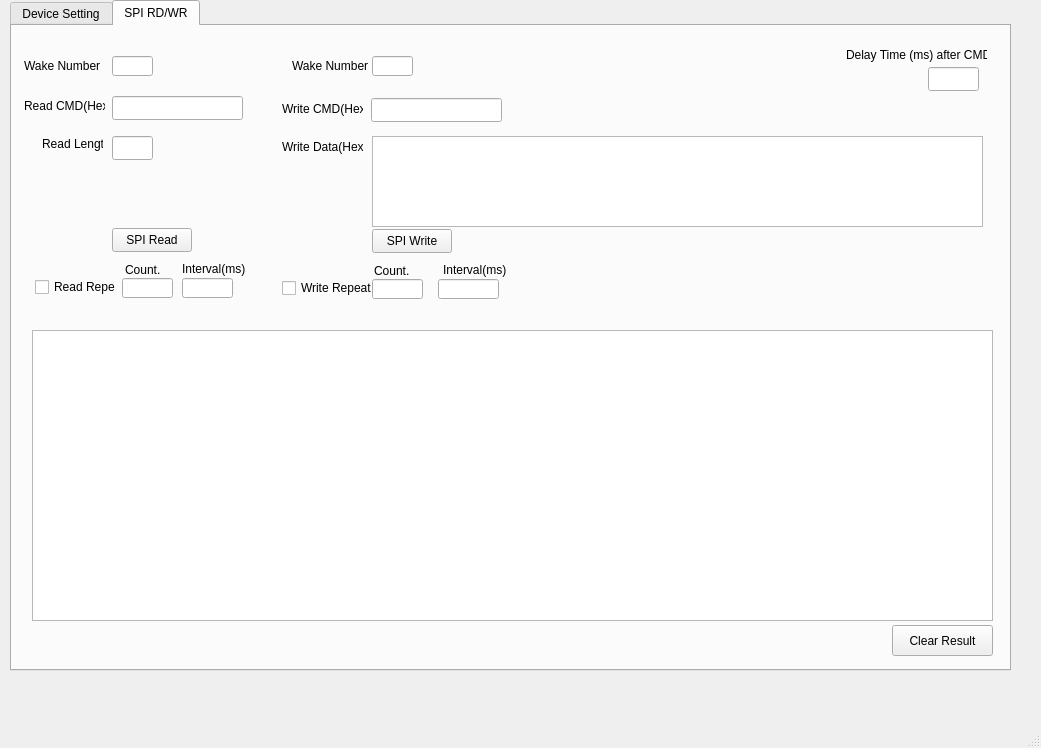
First picture: the form in mainwindow.ui, repository Goldenchen1012/Usb2uisApp, before the edit.
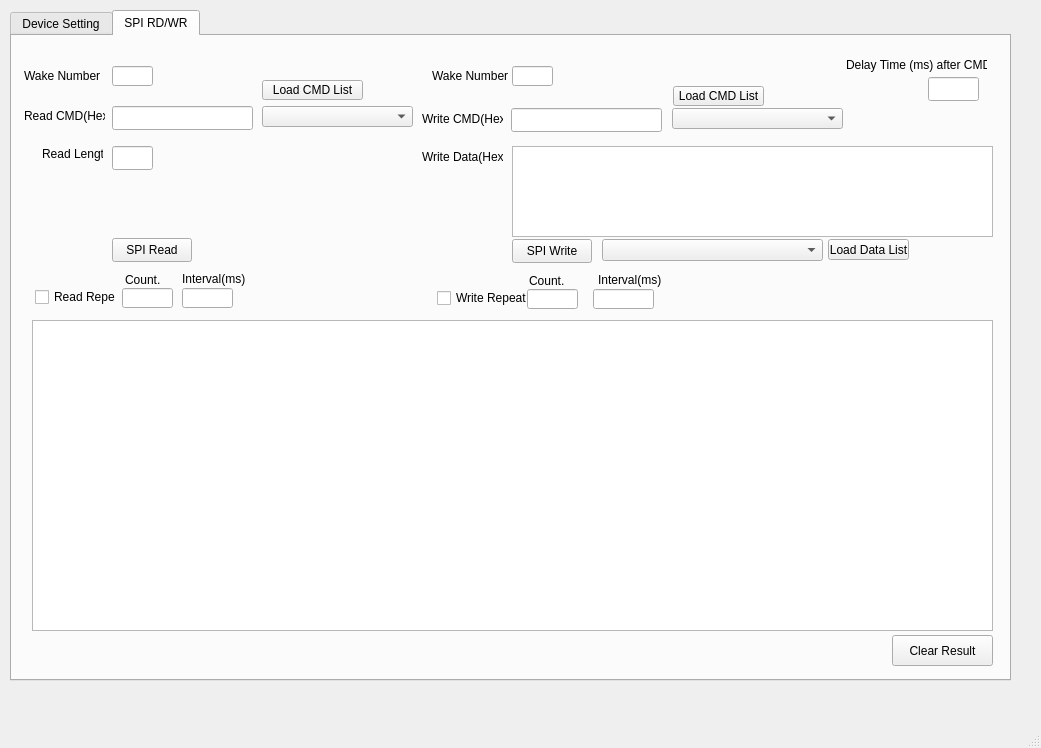
Second picture: the form after the edit.

Commit message: Add load RD/WR CMD and Data List function a UI.

```diff
--- a/mainwindow.ui
+++ b/mainwindow.ui
@@ -18,7 +18,7 @@
     <property name="geometry">
      <rect>
       <x>10</x>
-      <y>0</y>
+      <y>10</y>
       <width>1001</width>
       <height>671</height>
      </rect>
@@ -106,7 +106,7 @@
        <rect>
         <x>100</x>
         <y>70</y>
-        <width>131</width>
+        <width>141</width>
         <height>24</height>
        </rect>
       </property>
@@ -124,9 +124,9 @@
      <widget class="QLineEdit" name="lineWriteCmd">
       <property name="geometry">
        <rect>
-        <x>359</x>
+        <x>499</x>
         <y>72</y>
-        <width>131</width>
+        <width>151</width>
         <height>24</height>
        </rect>
       </property>
@@ -147,7 +147,7 @@
      <widget class="QPushButton" name="btnSpiWrite">
       <property name="geometry">
        <rect>
-        <x>360</x>
+        <x>500</x>
         <y>203</y>
         <width>80</width>
         <height>24</height>
@@ -161,9 +161,9 @@
       <property name="geometry">
        <rect>
         <x>20</x>
-        <y>304</y>
+        <y>284</y>
         <width>961</width>
-        <height>291</height>
+        <height>311</height>
        </rect>
       </property>
      </widget>
@@ -219,7 +219,7 @@
      <widget class="QLabel" name="label_4">
       <property name="geometry">
        <rect>
-        <x>270</x>
+        <x>410</x>
         <y>73</y>
         <width>81</width>
         <height>20</height>
@@ -232,7 +232,7 @@
      <widget class="QLabel" name="label_5">
       <property name="geometry">
        <rect>
-        <x>270</x>
+        <x>410</x>
         <y>113</y>
         <width>81</width>
         <height>16</height>
@@ -281,7 +281,7 @@
      <widget class="QLineEdit" name="lineDummyCount_2">
       <property name="geometry">
        <rect>
-        <x>360</x>
+        <x>500</x>
         <y>30</y>
         <width>41</width>
         <height>20</height>
@@ -291,7 +291,7 @@
      <widget class="QLabel" name="label_7">
       <property name="geometry">
        <rect>
-        <x>280</x>
+        <x>420</x>
         <y>32</y>
         <width>81</width>
         <height>16</height>
@@ -337,7 +337,7 @@
      <widget class="QCheckBox" name="chkWriteRepeatEnable">
       <property name="geometry">
        <rect>
-        <x>270</x>
+        <x>425</x>
         <y>253</y>
         <width>91</width>
         <height>18</height>
@@ -350,7 +350,7 @@
      <widget class="QLineEdit" name="lineWriteRepeatCount">
       <property name="geometry">
        <rect>
-        <x>360</x>
+        <x>515</x>
         <y>253</y>
         <width>51</width>
         <height>20</height>
@@ -360,7 +360,7 @@
      <widget class="QLineEdit" name="lineWriteRepeatInterval">
       <property name="geometry">
        <rect>
-        <x>426</x>
+        <x>581</x>
         <y>253</y>
         <width>61</width>
         <height>20</height>
@@ -383,7 +383,7 @@
      <widget class="QLabel" name="label_9">
       <property name="geometry">
        <rect>
-        <x>362</x>
+        <x>517</x>
         <y>239</y>
         <width>47</width>
         <height>12</height>
@@ -409,7 +409,7 @@
      <widget class="QLabel" name="label_11">
       <property name="geometry">
        <rect>
-        <x>431</x>
+        <x>586</x>
         <y>236</y>
         <width>71</width>
         <height>16</height>
@@ -422,13 +422,82 @@
      <widget class="QPlainTextEdit" name="textWriteData">
       <property name="geometry">
        <rect>
-        <x>360</x>
+        <x>500</x>
         <y>110</y>
-        <width>611</width>
+        <width>481</width>
         <height>91</height>
        </rect>
       </property>
      </widget>
+     <widget class="QComboBox" name="comboReadCmdList">
+      <property name="geometry">
+       <rect>
+        <x>250</x>
+        <y>70</y>
+        <width>151</width>
+        <height>21</height>
+       </rect>
+      </property>
+     </widget>
+     <widget class="QPushButton" name="btnLoadReadCmdList">
+      <property name="geometry">
+       <rect>
+        <x>250</x>
+        <y>44</y>
+        <width>101</width>
+        <height>20</height>
+       </rect>
+      </property>
+      <property name="text">
+       <string>Load CMD List</string>
+      </property>
+     </widget>
+     <widget class="QComboBox" name="comboWriteCmdList">
+      <property name="geometry">
+       <rect>
+        <x>660</x>
+        <y>72</y>
+        <width>171</width>
+        <height>21</height>
+       </rect>
+      </property>
+     </widget>
+     <widget class="QPushButton" name="btnLoadWriteCmdList">
+      <property name="geometry">
+       <rect>
+        <x>661</x>
+        <y>50</y>
+        <width>91</width>
+        <height>20</height>
+       </rect>
+      </property>
+      <property name="text">
+       <string>Load CMD List</string>
+      </property>
+     </widget>
+     <widget class="QComboBox" name="comboWriteDataList">
+      <property name="geometry">
+       <rect>
+        <x>590</x>
+        <y>203</y>
+        <width>221</width>
+        <height>22</height>
+       </rect>
+      </property>
+     </widget>
+     <widget class="QPushButton" name="btnLoadWriteDataList">
+      <property name="geometry">
+       <rect>
+        <x>816</x>
+        <y>203</y>
+        <width>81</width>
+        <height>21</height>
+       </rect>
+      </property>
+      <property name="text">
+       <string>Load Data List</string>
+      </property>
+     </widget>
     </widget>
    </widget>
   </widget>
```
The commit also changes 5 other files.
